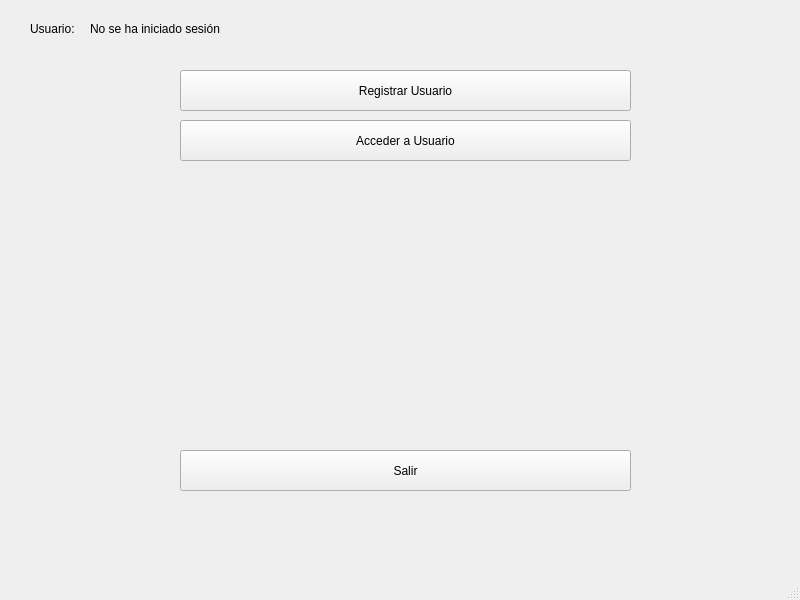
This is UI_Files/mainwindow.ui in JorgeGuerra99/software_sport_bike as Qt 5 draws it before an edit. The edited form follows.
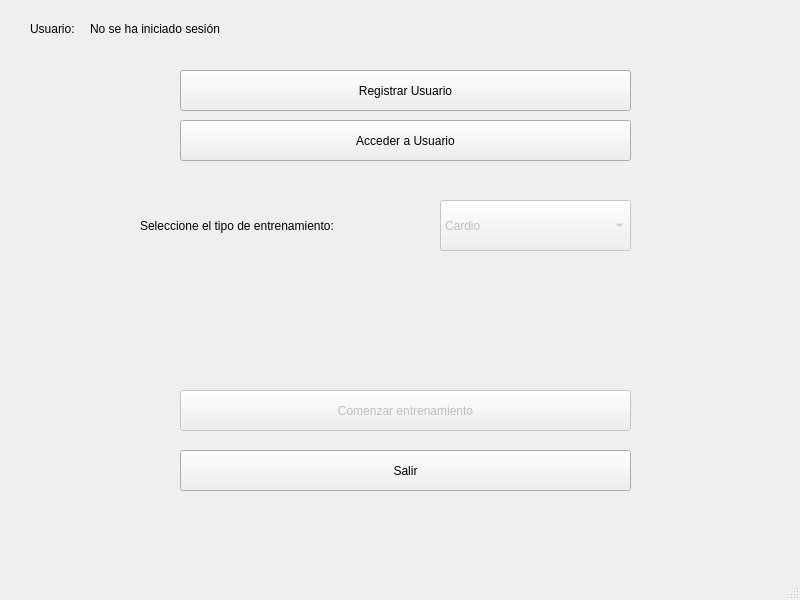
This is the edited form.

Patch:
```diff
--- a/UI_Files/mainwindow.ui
+++ b/UI_Files/mainwindow.ui
@@ -79,6 +79,63 @@
      <string>Salir</string>
     </property>
    </widget>
+   <widget class="QPushButton" name="pushButton_4">
+    <property name="enabled">
+     <bool>false</bool>
+    </property>
+    <property name="geometry">
+     <rect>
+      <x>180</x>
+      <y>390</y>
+      <width>451</width>
+      <height>41</height>
+     </rect>
+    </property>
+    <property name="text">
+     <string>Comenzar entrenamiento</string>
+    </property>
+   </widget>
+   <widget class="QComboBox" name="comboBox">
+    <property name="enabled">
+     <bool>false</bool>
+    </property>
+    <property name="geometry">
+     <rect>
+      <x>440</x>
+      <y>200</y>
+      <width>191</width>
+      <height>51</height>
+     </rect>
+    </property>
+    <item>
+     <property name="text">
+      <string>Cardio</string>
+     </property>
+    </item>
+    <item>
+     <property name="text">
+      <string>Pérdida de peso</string>
+     </property>
+    </item>
+    <item>
+     <property name="text">
+      <string>Libre</string>
+     </property>
+    </item>
+   </widget>
+   <widget class="QLabel" name="label_3">
+    <property name="geometry">
+     <rect>
+      <x>140</x>
+      <y>210</y>
+      <width>291</width>
+      <height>31</height>
+     </rect>
+    </property>
+    <property name="text">
+     <string>Seleccione el tipo de entrenamiento:</string>
+    </property>
+   </widget>
   </widget>
   <widget class="QMenuBar" name="menubar">
    <property name="geometry">
```
